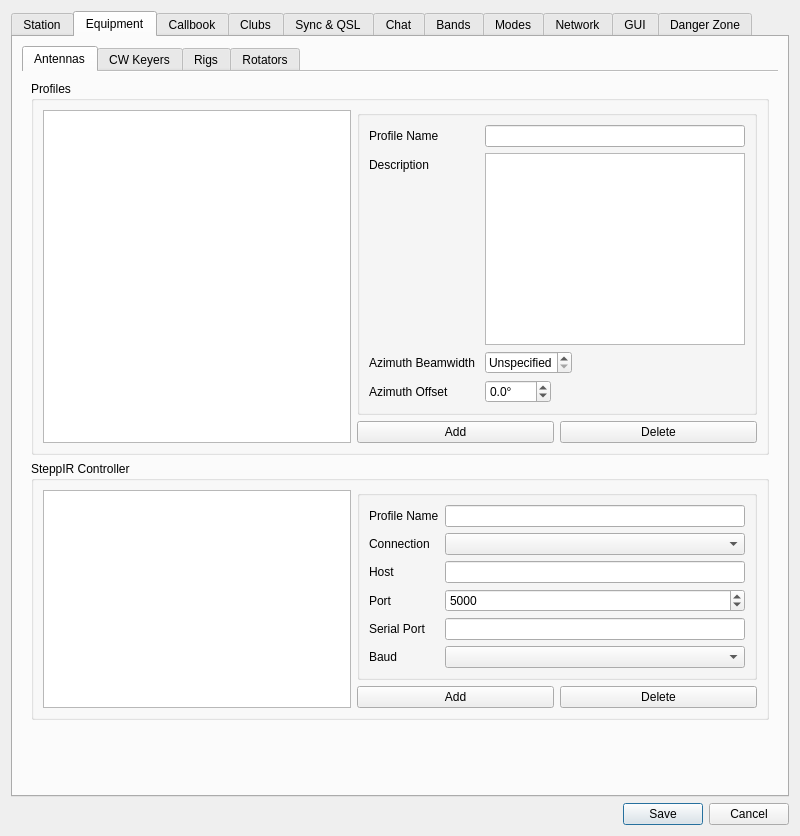
Qt form ui/SettingsDialog.ui (aa5sh/QLog) before a commit.
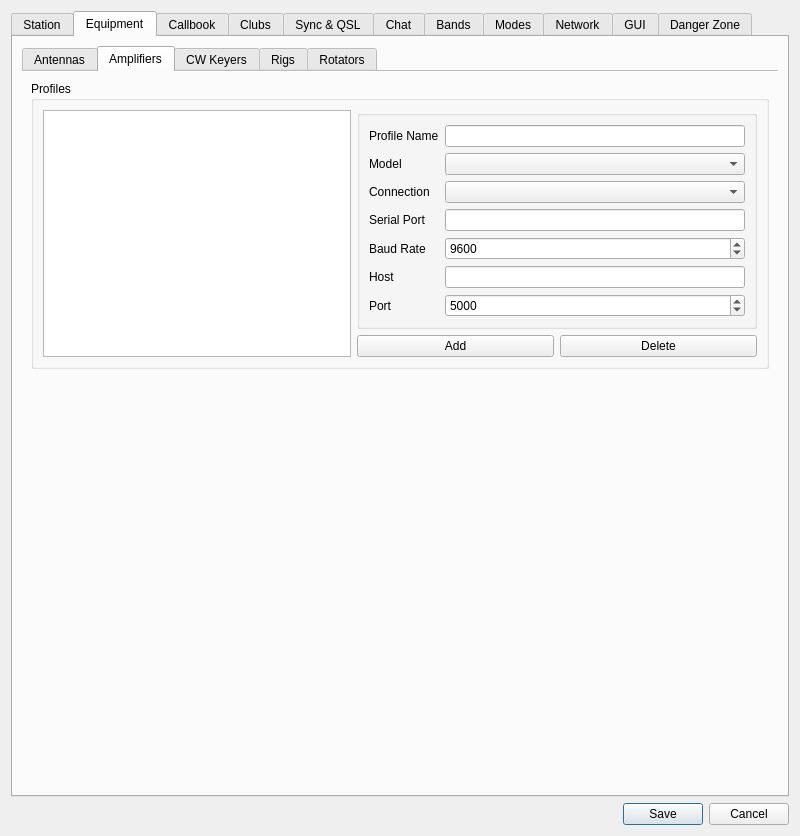
The same form after that commit. The open tabs and pages were chosen to show the change. Icons and pictures are not drawn. Custom widgets are drawn as their Qt base class.

Commit message: Add SPE amplifier controller

Patch:
```diff
--- a/ui/SettingsDialog.ui
+++ b/ui/SettingsDialog.ui
@@ -728,8 +728,173 @@
              </property>
             </spacer>
            </item>
-          </layout>
-         </widget>
+         </layout>
+        </widget>
+        <widget class="QWidget" name="amplifiersTab">
+         <attribute name="title">
+          <string>Amplifiers</string>
+         </attribute>
+         <layout class="QVBoxLayout" name="verticalLayout_Amplifiers">
+          <item>
+           <widget class="QGroupBox" name="amplifierProfileGroup">
+            <property name="title">
+             <string>Profiles</string>
+            </property>
+            <layout class="QGridLayout" name="gridLayout_Amplifiers">
+             <item row="0" column="0" rowspan="2" colspan="4">
+              <widget class="QListView" name="amplifierProfilesListView">
+               <property name="focusPolicy">
+                <enum>Qt::NoFocus</enum>
+               </property>
+               <property name="contextMenuPolicy">
+                <enum>Qt::NoContextMenu</enum>
+               </property>
+               <property name="toolTip">
+                <string>List of all available Amplifier profiles</string>
+               </property>
+               <property name="editTriggers">
+                <set>QAbstractItemView::NoEditTriggers</set>
+               </property>
+              </widget>
+             </item>
+             <item row="0" column="4" colspan="2">
+              <widget class="QGroupBox" name="amplifierProfileEditGroup">
+               <property name="minimumSize">
+                <size>
+                 <width>400</width>
+                 <height>0</height>
+                </size>
+               </property>
+               <property name="title">
+                <string/>
+               </property>
+               <layout class="QFormLayout" name="formLayout_Amplifier">
+                <item row="0" column="0">
+                 <widget class="QLabel" name="amplifierProfileNameLabel">
+                  <property name="text">
+                   <string>Profile Name</string>
+                  </property>
+                 </widget>
+                </item>
+                <item row="0" column="1">
+                 <widget class="QLineEdit" name="amplifierProfileNameEdit">
+                  <property name="maxLength">
+                   <number>25</number>
+                  </property>
+                 </widget>
+                </item>
+                <item row="1" column="0">
+                 <widget class="QLabel" name="amplifierModelLabel">
+                  <property name="text">
+                   <string>Model</string>
+                  </property>
+                 </widget>
+                </item>
+                <item row="1" column="1">
+                 <widget class="QComboBox" name="amplifierModelCombo"/>
+                </item>
+                <item row="2" column="0">
+                 <widget class="QLabel" name="amplifierConnectionTypeLabel">
+                  <property name="text">
+                   <string>Connection</string>
+                  </property>
+                 </widget>
+                </item>
+                <item row="2" column="1">
+                 <widget class="QComboBox" name="amplifierConnectionTypeCombo"/>
+                </item>
+                <item row="3" column="0">
+                 <widget class="QLabel" name="amplifierSerialPortLabel">
+                  <property name="text">
+                   <string>Serial Port</string>
+                  </property>
+                 </widget>
+                </item>
+                <item row="3" column="1">
+                 <widget class="QLineEdit" name="amplifierSerialPortEdit"/>
+                </item>
+                <item row="4" column="0">
+                 <widget class="QLabel" name="amplifierBaudRateLabel">
+                  <property name="text">
+                   <string>Baud Rate</string>
+                  </property>
+                 </widget>
+                </item>
+                <item row="4" column="1">
+                 <widget class="QSpinBox" name="amplifierBaudRateSpin">
+                  <property name="minimum">
+                   <number>1200</number>
+                  </property>
+                  <property name="maximum">
+                   <number>115200</number>
+                  </property>
+                  <property name="value">
+                   <number>9600</number>
+                  </property>
+                 </widget>
+                </item>
+                <item row="5" column="0">
+                 <widget class="QLabel" name="amplifierHostLabel">
+                  <property name="text">
+                   <string>Host</string>
+                  </property>
+                 </widget>
+                </item>
+                <item row="5" column="1">
+                 <widget class="QLineEdit" name="amplifierHostEdit"/>
+                </item>
+                <item row="6" column="0">
+                 <widget class="QLabel" name="amplifierPortLabel">
+                  <property name="text">
+                   <string>Port</string>
+                  </property>
+                 </widget>
+                </item>
+                <item row="6" column="1">
+                 <widget class="QSpinBox" name="amplifierPortSpin">
+                  <property name="maximum">
+                   <number>65535</number>
+                  </property>
+                  <property name="value">
+                   <number>5000</number>
+                  </property>
+                 </widget>
+                </item>
+               </layout>
+              </widget>
+             </item>
+             <item row="1" column="4">
+              <widget class="QPushButton" name="amplifierAddProfileButton">
+               <property name="text">
+                <string>Add</string>
+               </property>
+              </widget>
+             </item>
+             <item row="1" column="5">
+              <widget class="QPushButton" name="amplifierDelProfileButton">
+               <property name="text">
+                <string>Delete</string>
+               </property>
+              </widget>
+             </item>
+            </layout>
+           </widget>
+          </item>
+          <item>
+           <spacer name="verticalSpacer_Amplifiers">
+            <property name="orientation">
+             <enum>Qt::Vertical</enum>
+            </property>
+            <property name="sizeHint" stdset="0">
+             <size>
+              <width>0</width>
+              <height>0</height>
+             </size>
+            </property>
+           </spacer>
+          </item>
+         </layout>
+        </widget>
          <widget class="QWidget" name="cwTab">
           <attribute name="title">
            <string>CW Keyers</string>
```
The commit also changes 16 other files.
